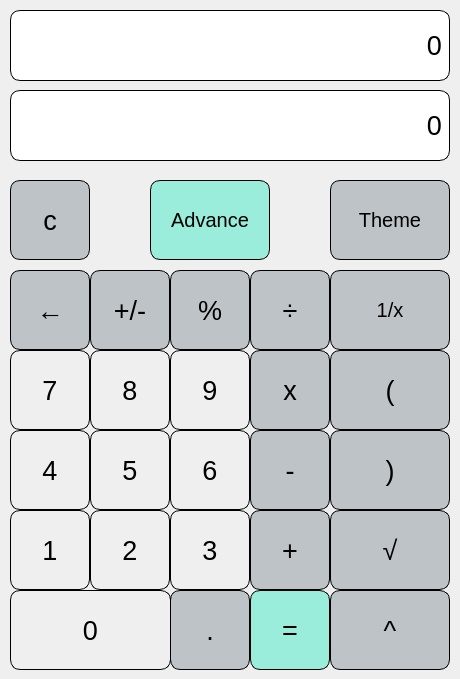
Old version of the form QT_Calc/mainwindow.ui in the repository monika-shaw-cctech/QT-Calculator.
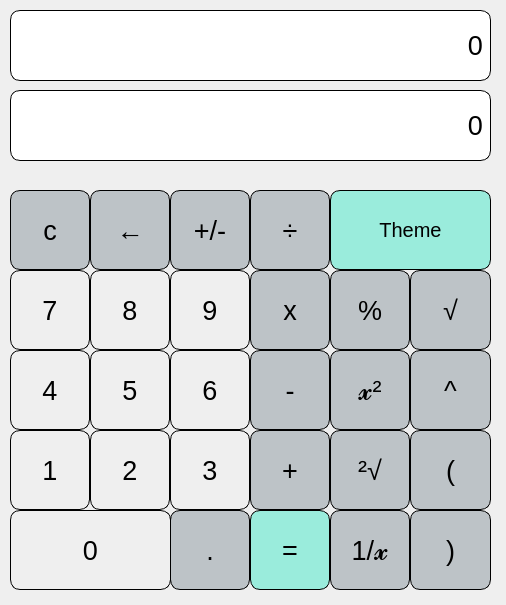
New version of the form.

Diff of the .ui file:
```diff
--- a/QT_Calc/mainwindow.ui
+++ b/QT_Calc/mainwindow.ui
@@ -6,8 +6,8 @@
    <rect>
     <x>0</x>
     <y>0</y>
-    <width>460</width>
-    <height>679</height>
+    <width>506</width>
+    <height>605</height>
    </rect>
   </property>
   <property name="windowTitle">
@@ -22,7 +22,7 @@
      <rect>
       <x>10</x>
       <y>10</y>
-      <width>440</width>
+      <width>481</width>
       <height>71</height>
      </rect>
     </property>
@@ -56,7 +56,7 @@
      <rect>
       <x>10</x>
       <y>90</y>
-      <width>440</width>
+      <width>481</width>
       <height>71</height>
      </rect>
     </property>
@@ -85,38 +85,9 @@
      <number>10</number>
     </property>
    </widget>
-   <widget class="QPushButton" name="pushButton_25">
+   <widget class="QPushButton" name="pushButton_plus">
     <property name="geometry">
      <rect>
-      <x>150</x>
-      <y>180</y>
-      <width>120</width>
-      <height>80</height>
-     </rect>
-    </property>
-    <property name="font">
-     <font>
-      <pointsize>15</pointsize>
-      <bold>false</bold>
-     </font>
-    </property>
-    <property name="styleSheet">
-     <string notr="true">QPushButton {
-
-border : 1px solid black;
-background-color : #9AECDB;
-color:black;
-border:1px solid black;
-border-radius: 10px;
-}</string>
-    </property>
-    <property name="text">
-     <string>Advance</string>
-    </property>
-   </widget>
-   <widget class="QPushButton" name="pushButton_9">
-    <property name="geometry">
-     <rect>
       <x>250</x>
       <y>430</y>
       <width>80</width>
@@ -142,170 +113,14 @@
 </string>
     </property>
     <property name="text">
-     <string>-</string>
-    </property>
-   </widget>
-   <widget class="QPushButton" name="pushButton_four">
-    <property name="geometry">
-     <rect>
-      <x>10</x>
-      <y>430</y>
-      <width>80</width>
-      <height>80</height>
-     </rect>
-    </property>
-    <property name="font">
-     <font>
-      <pointsize>20</pointsize>
-      <bold>false</bold>
-     </font>
-    </property>
-    <property name="styleSheet">
-     <string notr="true">QPushButton
-{
-border : 1px solid;
-
-border-radius : 10px;
-}
-
-QPushButton:pressed
-{
- background-color:#b3ffff;
-}</string>
-    </property>
-    <property name="text">
-     <string>4</string>
-    </property>
-   </widget>
-   <widget class="QPushButton" name="pushButton_26">
-    <property name="geometry">
-     <rect>
-      <x>330</x>
-      <y>350</y>
-      <width>120</width>
-      <height>80</height>
-     </rect>
-    </property>
-    <property name="font">
-     <font>
-      <pointsize>20</pointsize>
-      <bold>false</bold>
-     </font>
-    </property>
-    <property name="styleSheet">
-     <string notr="true">QPushButton
-{
-  border:1px solid;
-border-radius : 10px;
- background-color : #bdc3c7;
-color:black;
-
-}
-
-</string>
-    </property>
-    <property name="text">
-     <string>(</string>
-    </property>
-   </widget>
-   <widget class="QPushButton" name="pushButton_17">
-    <property name="geometry">
-     <rect>
-      <x>170</x>
-      <y>590</y>
-      <width>80</width>
-      <height>80</height>
-     </rect>
-    </property>
-    <property name="font">
-     <font>
-      <pointsize>20</pointsize>
-      <bold>false</bold>
-     </font>
-    </property>
-    <property name="styleSheet">
-     <string notr="true">QPushButton
-{
-  border:1px solid;
-border-radius : 10px;
- background-color : #bdc3c7;
-color:black;
-
-}
-
-</string>
-    </property>
-    <property name="text">
-     <string>.</string>
-    </property>
-   </widget>
-   <widget class="QPushButton" name="pushButton_5">
-    <property name="geometry">
-     <rect>
-      <x>250</x>
-      <y>350</y>
-      <width>80</width>
-      <height>80</height>
-     </rect>
-    </property>
-    <property name="font">
-     <font>
-      <pointsize>20</pointsize>
-      <bold>false</bold>
-     </font>
-    </property>
-    <property name="styleSheet">
-     <string notr="true">QPushButton
-{
-  border:1px solid;
-border-radius : 10px;
- background-color : #bdc3c7;
-color:black;
-
-}
-
-</string>
-    </property>
-    <property name="text">
-     <string>x</string>
-    </property>
-   </widget>
-   <widget class="QPushButton" name="pushButton">
-    <property name="geometry">
-     <rect>
-      <x>10</x>
-      <y>180</y>
-      <width>80</width>
-      <height>80</height>
-     </rect>
-    </property>
-    <property name="font">
-     <font>
-      <pointsize>20</pointsize>
-      <bold>false</bold>
-     </font>
-    </property>
-    <property name="styleSheet">
-     <string notr="true">QPushButton
-{
-  border:1px solid;
-border-radius : 10px;
- background-color : #bdc3c7;
-color:black;
-
-}
-
-</string>
-    </property>
-    <property name="text">
-     <string>c</string>
+     <string>+</string>
     </property>
    </widget>
    <widget class="QPushButton" name="pushButton_three">
     <property name="geometry">
      <rect>
       <x>170</x>
-      <y>510</y>
+      <y>430</y>
       <width>80</width>
       <height>80</height>
      </rect>
@@ -333,7 +148,7 @@
      <string>3</string>
     </property>
    </widget>
-   <widget class="QPushButton" name="pushButton_2">
+   <widget class="QPushButton" name="pushButton_seven">
     <property name="geometry">
      <rect>
       <x>10</x>
@@ -351,55 +166,25 @@
     <property name="styleSheet">
      <string notr="true">QPushButton
 {
-  border:1px solid;
+border : 1px solid;
+
 border-radius : 10px;
- background-color : #bdc3c7;
-color:black;
-
 }
 
-</string>
-    </property>
-    <property name="text">
-     <string>←</string>
-    </property>
-   </widget>
-   <widget class="QPushButton" name="pushButton_27">
-    <property name="geometry">
-     <rect>
-      <x>330</x>
-      <y>430</y>
-      <width>120</width>
-      <height>80</height>
-     </rect>
-    </property>
-    <property name="font">
-     <font>
-      <pointsize>20</pointsize>
-      <bold>false</bold>
-     </font>
-    </property>
-    <property name="styleSheet">
-     <string notr="true">QPushButton
+QPushButton:pressed
 {
-  border:1px solid;
-border-radius : 10px;
- background-color : #bdc3c7;
-color:black;
-
-}
-
-</string>
+ background-color:#b3ffff;
+}</string>
     </property>
     <property name="text">
-     <string>)</string>
+     <string>7</string>
     </property>
    </widget>
    <widget class="QPushButton" name="pushButton_eight">
     <property name="geometry">
      <rect>
       <x>90</x>
-      <y>350</y>
+      <y>270</y>
       <width>80</width>
       <height>80</height>
      </rect>
@@ -427,12 +212,43 @@
      <string>8</string>
     </property>
    </widget>
-   <widget class="QPushButton" name="pushButton_29">
+   <widget class="QPushButton" name="pushButton_back">
     <property name="geometry">
      <rect>
-      <x>330</x>
-      <y>590</y>
-      <width>120</width>
+      <x>90</x>
+      <y>190</y>
+      <width>80</width>
+      <height>80</height>
+     </rect>
+    </property>
+    <property name="font">
+     <font>
+      <pointsize>20</pointsize>
+      <bold>false</bold>
+     </font>
+    </property>
+    <property name="styleSheet">
+     <string notr="true">QPushButton
+{
+  border:1px solid;
+border-radius : 10px;
+ background-color : #bdc3c7;
+color:black;
+
+}
+
+</string>
+    </property>
+    <property name="text">
+     <string>←</string>
+    </property>
+   </widget>
+   <widget class="QPushButton" name="pushButton_power">
+    <property name="geometry">
+     <rect>
+      <x>410</x>
+      <y>350</y>
+      <width>81</width>
       <height>80</height>
      </rect>
     </property>
@@ -458,11 +274,11 @@
      <string>^</string>
     </property>
    </widget>
-   <widget class="QPushButton" name="pushButton_4">
+   <widget class="QPushButton" name="pushButton_square">
     <property name="geometry">
      <rect>
-      <x>250</x>
-      <y>270</y>
+      <x>330</x>
+      <y>350</y>
       <width>80</width>
       <height>80</height>
      </rect>
@@ -486,13 +302,13 @@
 </string>
     </property>
     <property name="text">
-     <string>÷</string>
+     <string>𝔁²</string>
     </property>
    </widget>
-   <widget class="QPushButton" name="pushButton_five">
+   <widget class="QPushButton" name="pushButton_square_root">
     <property name="geometry">
      <rect>
-      <x>90</x>
+      <x>330</x>
       <y>430</y>
       <width>80</width>
       <height>80</height>
@@ -507,24 +323,23 @@
     <property name="styleSheet">
      <string notr="true">QPushButton
 {
-border : 1px solid;
-
+  border:1px solid;
 border-radius : 10px;
+ background-color : #bdc3c7;
+color:black;
+
 }
 
-QPushButton:pressed
-{
- background-color:#b3ffff;
-}</string>
+</string>
     </property>
     <property name="text">
-     <string>5</string>
+     <string>²√</string>
     </property>
    </widget>
-   <widget class="QPushButton" name="pushButton_two">
+   <widget class="QPushButton" name="pushButton_half">
     <property name="geometry">
      <rect>
-      <x>90</x>
+      <x>330</x>
       <y>510</y>
       <width>80</width>
       <height>80</height>
@@ -539,25 +354,55 @@
     <property name="styleSheet">
      <string notr="true">QPushButton
 {
-border : 1px solid;
-
+  border:1px solid;
 border-radius : 10px;
+ background-color : #bdc3c7;
+color:black;
+
 }
 
-QPushButton:pressed
+</string>
+    </property>
+    <property name="text">
+     <string>1/𝔁</string>
+    </property>
+   </widget>
+   <widget class="QPushButton" name="pushButton_clear">
+    <property name="geometry">
+     <rect>
+      <x>10</x>
+      <y>190</y>
+      <width>80</width>
+      <height>80</height>
+     </rect>
+    </property>
+    <property name="font">
+     <font>
+      <pointsize>20</pointsize>
+      <bold>false</bold>
+     </font>
+    </property>
+    <property name="styleSheet">
+     <string notr="true">QPushButton
 {
- background-color:#b3ffff;
-}</string>
+  border:1px solid;
+border-radius : 10px;
+ background-color : #bdc3c7;
+color:black;
+
+}
+
+</string>
     </property>
     <property name="text">
-     <string>2</string>
+     <string>c</string>
     </property>
    </widget>
-   <widget class="QPushButton" name="pushButton_20">
+   <widget class="QPushButton" name="pushButton_17">
     <property name="geometry">
      <rect>
-      <x>250</x>
-      <y>590</y>
+      <x>170</x>
+      <y>510</y>
       <width>80</width>
       <height>80</height>
      </rect>
@@ -569,24 +414,57 @@
      </font>
     </property>
     <property name="styleSheet">
-     <string notr="true">QPushButton {
+     <string notr="true">QPushButton
+{
+  border:1px solid;
+border-radius : 10px;
+ background-color : #bdc3c7;
+color:black;
 
-border : 1px solid black;
-background-color : #9AECDB;
+}
+
+</string>
+    </property>
+    <property name="text">
+     <string>.</string>
+    </property>
+   </widget>
+   <widget class="QPushButton" name="pushButton_root">
+    <property name="geometry">
+     <rect>
+      <x>410</x>
+      <y>270</y>
+      <width>81</width>
+      <height>80</height>
+     </rect>
+    </property>
+    <property name="font">
+     <font>
+      <pointsize>20</pointsize>
+      <bold>false</bold>
+     </font>
+    </property>
+    <property name="styleSheet">
+     <string notr="true">QPushButton
+{
+  border:1px solid;
+border-radius : 10px;
+ background-color : #bdc3c7;
 color:black;
-border:1px solid black;
-border-radius: 10px;
-}</string>
+
+}
+
+</string>
     </property>
     <property name="text">
-     <string>=</string>
+     <string>√</string>
     </property>
    </widget>
    <widget class="QPushButton" name="pushButton_six">
     <property name="geometry">
      <rect>
       <x>170</x>
-      <y>430</y>
+      <y>350</y>
       <width>80</width>
       <height>80</height>
      </rect>
@@ -614,11 +492,133 @@
      <string>6</string>
     </property>
    </widget>
-   <widget class="QPushButton" name="pushButton_one">
+   <widget class="QPushButton" name="pushButton_multiply">
     <property name="geometry">
      <rect>
-      <x>10</x>
+      <x>250</x>
+      <y>270</y>
+      <width>80</width>
+      <height>80</height>
+     </rect>
+    </property>
+    <property name="font">
+     <font>
+      <pointsize>20</pointsize>
+      <bold>false</bold>
+     </font>
+    </property>
+    <property name="styleSheet">
+     <string notr="true">QPushButton
+{
+  border:1px solid;
+border-radius : 10px;
+ background-color : #bdc3c7;
+color:black;
+
+}
+
+</string>
+    </property>
+    <property name="text">
+     <string>x</string>
+    </property>
+   </widget>
+   <widget class="QPushButton" name="pushButton_plus_minus">
+    <property name="geometry">
+     <rect>
+      <x>170</x>
+      <y>190</y>
+      <width>80</width>
+      <height>80</height>
+     </rect>
+    </property>
+    <property name="font">
+     <font>
+      <pointsize>20</pointsize>
+      <bold>false</bold>
+     </font>
+    </property>
+    <property name="styleSheet">
+     <string notr="true">QPushButton
+{
+  border:1px solid;
+border-radius : 10px;
+ background-color : #bdc3c7;
+color:black;
+
+}
+
+</string>
+    </property>
+    <property name="text">
+     <string>+/-</string>
+    </property>
+   </widget>
+   <widget class="QPushButton" name="pushButton_theme">
+    <property name="geometry">
+     <rect>
+      <x>330</x>
+      <y>190</y>
+      <width>161</width>
+      <height>80</height>
+     </rect>
+    </property>
+    <property name="font">
+     <font>
+      <pointsize>15</pointsize>
+      <bold>false</bold>
+     </font>
+    </property>
+    <property name="styleSheet">
+     <string notr="true">QPushButton {
+
+border : 1px solid black;
+background-color : #9AECDC;
+color:black;
+border:1px solid black;
+border-radius: 10px;
+}</string>
+    </property>
+    <property name="text">
+     <string>Theme</string>
+    </property>
+   </widget>
+   <widget class="QPushButton" name="pushButton_right_brace">
+    <property name="geometry">
+     <rect>
+      <x>410</x>
       <y>510</y>
+      <width>81</width>
+      <height>80</height>
+     </rect>
+    </property>
+    <property name="font">
+     <font>
+      <pointsize>20</pointsize>
+      <bold>false</bold>
+     </font>
+    </property>
+    <property name="styleSheet">
+     <string notr="true">QPushButton
+{
+  border:1px solid;
+border-radius : 10px;
+ background-color : #bdc3c7;
+color:black;
+
+}
+
+</string>
+    </property>
+    <property name="text">
+     <string>)</string>
+    </property>
+   </widget>
+   <widget class="QPushButton" name="pushButton_five">
+    <property name="geometry">
+     <rect>
+      <x>90</x>
+      <y>350</y>
       <width>80</width>
       <height>80</height>
      </rect>
@@ -643,14 +643,14 @@
 }</string>
     </property>
     <property name="text">
-     <string>1</string>
+     <string>5</string>
     </property>
    </widget>
    <widget class="QPushButton" name="pushButton_nine">
     <property name="geometry">
      <rect>
       <x>170</x>
-      <y>350</y>
+      <y>270</y>
       <width>80</width>
       <height>80</height>
      </rect>
@@ -678,10 +678,10 @@
      <string>9</string>
     </property>
    </widget>
-   <widget class="QPushButton" name="pushButton_seven">
+   <widget class="QPushButton" name="pushButton_minus">
     <property name="geometry">
      <rect>
-      <x>10</x>
+      <x>250</x>
       <y>350</y>
       <width>80</width>
       <height>80</height>
@@ -696,86 +696,23 @@
     <property name="styleSheet">
      <string notr="true">QPushButton
 {
-border : 1px solid;
-
+  border:1px solid;
 border-radius : 10px;
+ background-color : #bdc3c7;
+color:black;
+
 }
 
-QPushButton:pressed
-{
- background-color:#b3ffff;
-}</string>
+</string>
     </property>
     <property name="text">
-     <string>7</string>
+     <string>-</string>
     </property>
    </widget>
-   <widget class="QPushButton" name="pushButton_30">
+   <widget class="QPushButton" name="pushButton_modulo">
     <property name="geometry">
      <rect>
       <x>330</x>
-      <y>180</y>
-      <width>120</width>
-      <height>80</height>
-     </rect>
-    </property>
-    <property name="font">
-     <font>
-      <pointsize>15</pointsize>
-      <bold>false</bold>
-     </font>
-    </property>
-    <property name="styleSheet">
-     <string notr="true">QPushButton
-{
-  border:1px solid;
-border-radius : 10px;
- background-color : #bdc3c7;
-color:black;
-
-}
-
-</string>
-    </property>
-    <property name="text">
-     <string>Theme</string>
-    </property>
-   </widget>
-   <widget class="QPushButton" name="pushButton_13">
-    <property name="geometry">
-     <rect>
-      <x>250</x>
-      <y>510</y>
-      <width>80</width>
-      <height>80</height>
-     </rect>
-    </property>
-    <property name="font">
-     <font>
-      <pointsize>20</pointsize>
-      <bold>false</bold>
-     </font>
-    </property>
-    <property name="styleSheet">
-     <string notr="true">QPushButton
-{
-  border:1px solid;
-border-radius : 10px;
- background-color : #bdc3c7;
-color:black;
-
-}
-
-</string>
-    </property>
-    <property name="text">
-     <string>+</string>
-    </property>
-   </widget>
-   <widget class="QPushButton" name="pushButton_3">
-    <property name="geometry">
-     <rect>
-      <x>170</x>
       <y>270</y>
       <width>80</width>
       <height>80</height>
@@ -803,11 +740,137 @@
      <string>%</string>
     </property>
    </widget>
+   <widget class="QPushButton" name="pushButton_left_brace">
+    <property name="geometry">
+     <rect>
+      <x>410</x>
+      <y>430</y>
+      <width>81</width>
+      <height>80</height>
+     </rect>
+    </property>
+    <property name="font">
+     <font>
+      <pointsize>20</pointsize>
+      <bold>false</bold>
+     </font>
+    </property>
+    <property name="styleSheet">
+     <string notr="true">QPushButton
+{
+  border:1px solid;
+border-radius : 10px;
+ background-color : #bdc3c7;
+color:black;
+
+}
+
+</string>
+    </property>
+    <property name="text">
+     <string>(</string>
+    </property>
+   </widget>
+   <widget class="QPushButton" name="pushButton_divide">
+    <property name="geometry">
+     <rect>
+      <x>250</x>
+      <y>190</y>
+      <width>80</width>
+      <height>80</height>
+     </rect>
+    </property>
+    <property name="font">
+     <font>
+      <pointsize>20</pointsize>
+      <bold>false</bold>
+     </font>
+    </property>
+    <property name="styleSheet">
+     <string notr="true">QPushButton
+{
+  border:1px solid;
+border-radius : 10px;
+ background-color : #bdc3c7;
+color:black;
+
+}
+
+</string>
+    </property>
+    <property name="text">
+     <string>÷</string>
+    </property>
+   </widget>
+   <widget class="QPushButton" name="pushButton_four">
+    <property name="geometry">
+     <rect>
+      <x>10</x>
+      <y>350</y>
+      <width>80</width>
+      <height>80</height>
+     </rect>
+    </property>
+    <property name="font">
+     <font>
+      <pointsize>20</pointsize>
+      <bold>false</bold>
+     </font>
+    </property>
+    <property name="styleSheet">
+     <string notr="true">QPushButton
+{
+border : 1px solid;
+
+border-radius : 10px;
+}
+
+QPushButton:pressed
+{
+ background-color:#b3ffff;
+}</string>
+    </property>
+    <property name="text">
+     <string>4</string>
+    </property>
+   </widget>
+   <widget class="QPushButton" name="pushButton_one">
+    <property name="geometry">
+     <rect>
+      <x>10</x>
+      <y>430</y>
+      <width>80</width>
+      <height>80</height>
+     </rect>
+    </property>
+    <property name="font">
+     <font>
+      <pointsize>20</pointsize>
+      <bold>false</bold>
+     </font>
+    </property>
+    <property name="styleSheet">
+     <string notr="true">QPushButton
+{
+border : 1px solid;
+
+border-radius : 10px;
+}
+
+QPushButton:pressed
+{
+ background-color:#b3ffff;
+}</string>
+    </property>
+    <property name="text">
+     <string>1</string>
+    </property>
+   </widget>
    <widget class="QPushButton" name="pushButton_zero">
     <property name="geometry">
      <rect>
       <x>10</x>
-      <y>590</y>
+      <y>510</y>
       <width>161</width>
       <height>80</height>
      </rect>
@@ -835,42 +898,11 @@
      <string>0</string>
     </property>
    </widget>
-   <widget class="QPushButton" name="pushButton_28">
-    <property name="geometry">
-     <rect>
-      <x>330</x>
-      <y>510</y>
-      <width>120</width>
-      <height>80</height>
-     </rect>
-    </property>
-    <property name="font">
-     <font>
-      <pointsize>20</pointsize>
-      <bold>false</bold>
-     </font>
-    </property>
-    <property name="styleSheet">
-     <string notr="true">QPushButton
-{
-  border:1px solid;
-border-radius : 10px;
- background-color : #bdc3c7;
-color:black;
-
-}
-
-</string>
-    </property>
-    <property name="text">
-     <string>√</string>
-    </property>
-   </widget>
-   <widget class="QPushButton" name="pushButton_19">
+   <widget class="QPushButton" name="pushButton_two">
     <property name="geometry">
      <rect>
       <x>90</x>
-      <y>270</y>
+      <y>430</y>
       <width>80</width>
       <height>80</height>
      </rect>
@@ -884,48 +916,47 @@
     <property name="styleSheet">
      <string notr="true">QPushButton
 {
-  border:1px solid;
+border : 1px solid;
+
 border-radius : 10px;
- background-color : #bdc3c7;
-color:black;
-
 }
 
-</string>
+QPushButton:pressed
+{
+ background-color:#b3ffff;
+}</string>
     </property>
     <property name="text">
-     <string>+/-</string>
+     <string>2</string>
     </property>
    </widget>
-   <widget class="QPushButton" name="pushButton_31">
+   <widget class="QPushButton" name="pushButton_equals">
     <property name="geometry">
      <rect>
-      <x>330</x>
-      <y>270</y>
-      <width>120</width>
+      <x>250</x>
+      <y>510</y>
+      <width>80</width>
       <height>80</height>
      </rect>
     </property>
     <property name="font">
      <font>
-      <pointsize>15</pointsize>
+      <pointsize>20</pointsize>
       <bold>false</bold>
      </font>
     </property>
     <property name="styleSheet">
-     <string notr="true">QPushButton
-{
-  border:1px solid;
-border-radius : 10px;
- background-color : #bdc3c7;
+     <string notr="true">QPushButton {
+
+border : 1px solid black;
+background-color : #9AECDC;
 color:black;
-
-}
-
-</string>
+border:1px solid black;
+border-radius: 10px;
+}</string>
     </property>
     <property name="text">
-     <string>1/x</string>
+     <string>=</string>
     </property>
    </widget>
   </widget>
```
